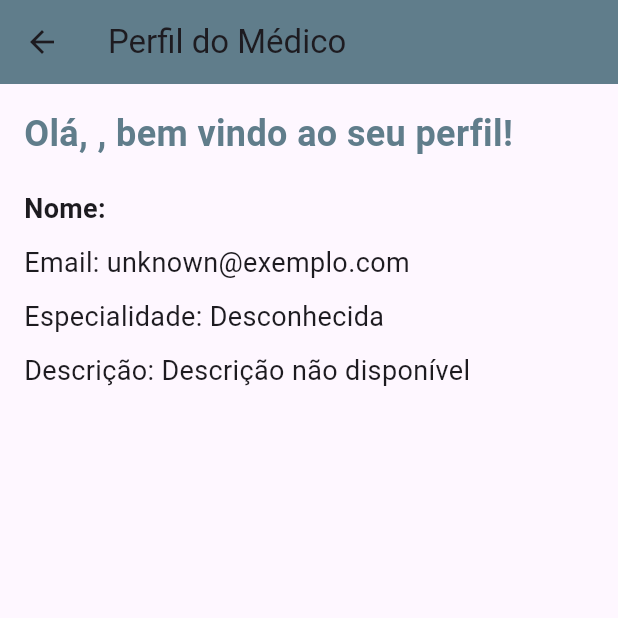
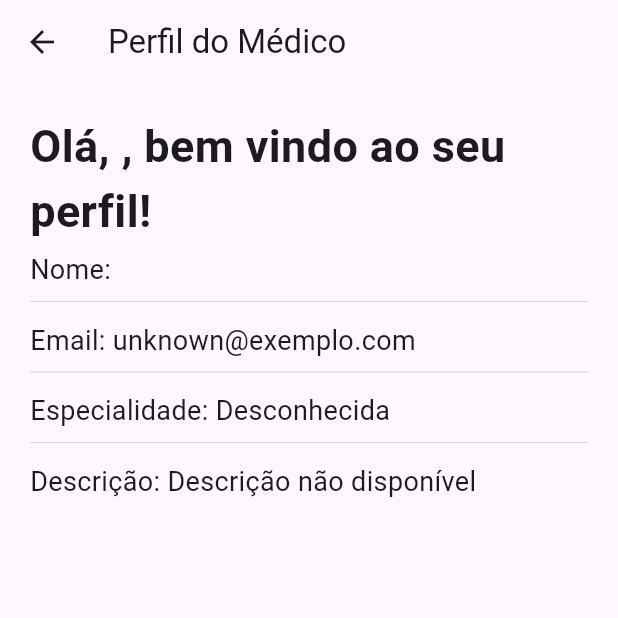
Before and after one commit to Matheus-Armando/t2flutter, a Flutter app: the DoctorProfilePage screen opened by its route, on a phone screen of 412 x 824 dp, the top half of it. Run offline on Flutter 3.47's test engine with Material 3 defaults, Android fonts, the phone set to English and light mode, and no system bars; our stand-ins replace shared_preferences; accounts and stored records are empty.

Commit message:
designnn

```diff
--- a/t2flutter/flutter_application_1/lib/doctor_profile_page.dart
+++ b/t2flutter/flutter_application_1/lib/doctor_profile_page.dart
@@ -68,32 +68,37 @@ class _DoctorProfilePageState extends State<DoctorProfilePage> {
     return Scaffold(
       appBar: AppBar(
         title: Text('Perfil do Médico'),
-        backgroundColor: Colors.blueGrey,
       ),
       body: userInfo == null
         ? Center(child: CircularProgressIndicator())
-        : Padding(
-            padding: const EdgeInsets.all(16.0),
+        : Container(
+            width: MediaQuery.of(context).size.width * 1.0, // 70% da largura da tela
+            height: MediaQuery.of(context).size.height * 1.0, // 70% da altura da tela
+            child: Padding(
+              padding: EdgeInsets.all(20),
               child: Column(
                 crossAxisAlignment: CrossAxisAlignment.start,
                 children: [
                   Text(
                     'Olá, ${userInfo!.username}, bem vindo ao seu perfil!',
                     style: TextStyle(
-                    fontSize: 24,
+                      fontSize: 30,
                       fontWeight: FontWeight.bold,
-                    color: Colors.blueGrey,
                     ),
                   ),
-                SizedBox(height: 20),
-                Text('Nome: ${userInfo!.username}', style: TextStyle(fontSize: 18, fontWeight: FontWeight.bold)),
-                SizedBox(height: 10),
+                  SizedBox(height: 5),
+                  Text('Nome: ${userInfo!.username}', style: TextStyle(fontSize: 18)),
+                  Divider(thickness: 0.5),
+                  SizedBox(height: 5),
                   Text('Email: ${userInfo!.email}', style: TextStyle(fontSize: 18)),
-                SizedBox(height: 10),
+                  Divider(thickness: 0.5),
+                  SizedBox(height: 5),
                   Text('Especialidade: ${userInfo!.specialty}', style: TextStyle(fontSize: 18)),
-                SizedBox(height: 10),
+                  Divider(thickness: 0.5),
+                  SizedBox(height: 5),
                   Text('Descrição: ${userInfo!.description}', style: TextStyle(fontSize: 18)),
                 ],
+              ),
             ),
           ),
     );
```
Lines whose indentation alone changed are shown as unchanged.
